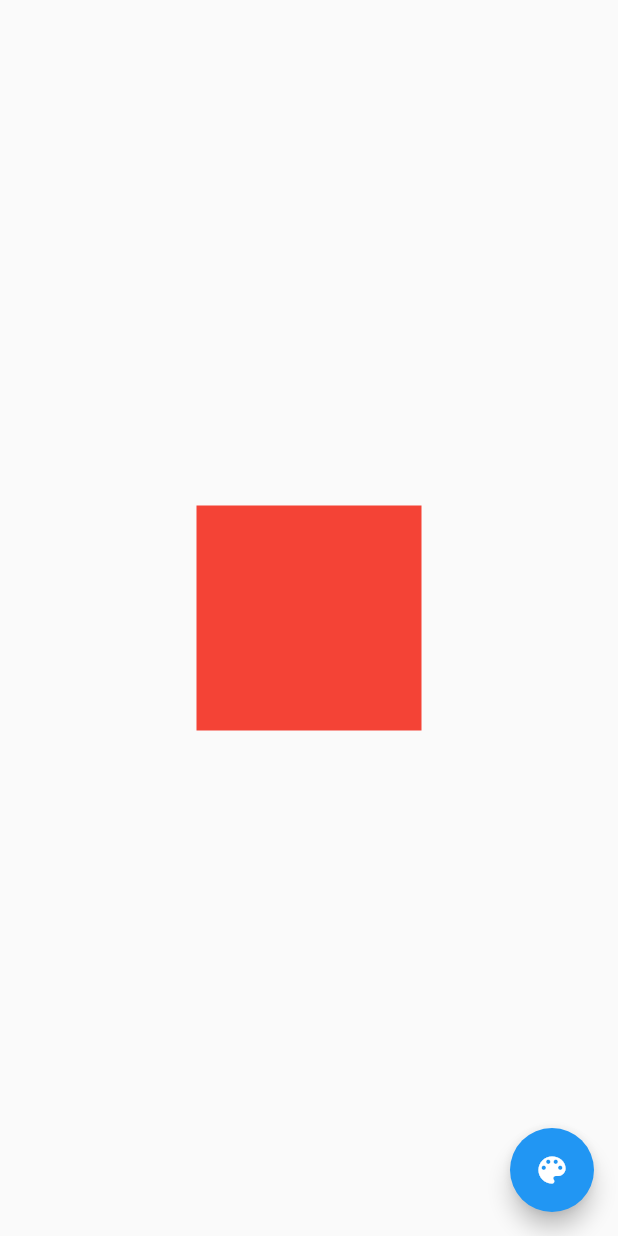
After one commit to VictorVHTI/firstAppFlutter, a Flutter app: the MyStreamBuilder screen opened by its route, after a tap on the "color lens" icon, on a phone screen of 412 x 824 dp. The commit adds this screen. Run offline on Flutter 3.47's test engine with Material 2 defaults, Android fonts, the light colour scheme and no system bars; our stand-ins replace animate_do.

Commit message:
stream builder

```diff
--- /dev/null
+++ b/lib/src/screens/widget_of_the_week/pages/streamBuilder.dart
@@ -0,0 +1,78 @@
+import 'dart:async';
+
+import 'package:flutter/material.dart';
+
+class MyStreamBuilder extends StatefulWidget {
+  @override
+  _MyStreamBuilderState createState() => _MyStreamBuilderState();
+}
+
+class _MyStreamBuilderState extends State<MyStreamBuilder> {
+  final colorStream = StreamController<Color>();
+  int counter = -1;
+  final List<Color> colorList = [
+    Colors.red,
+    Colors.yellow,
+    Colors.green,
+    Colors.pink,
+  ];
+
+  @override
+  void dispose() {
+    colorStream.close();
+    super.dispose();
+  }
+
+  @override
+  Widget build(BuildContext context) {
+    return Scaffold(body: Center(
+      child: StreamBuilder(
+        stream: colorStream.stream ,
+        //initialData: initialData ,
+        builder: (BuildContext context, AsyncSnapshot snapshot){
+
+          if (!snapshot.hasData) {
+            return LoadingWidget();
+          } else if (snapshot.connectionState == ConnectionState.done) {
+            return Text('Finish Stream');
+          }
+          return Container(
+              width: 150,
+              height: 150,
+              color: snapshot.data,
+            );
+
+        },
+      ),
+    ),
+    floatingActionButton: FloatingActionButton(
+      onPressed: () {
+        counter++;
+        if(counter < colorList.length){
+          colorStream.sink.add(colorList[counter]);
+        } else {
+          colorStream.close();
+        }
+      },
+      child: Icon(Icons.color_lens),
+    ),);
+  }
+}
+
+class LoadingWidget extends StatelessWidget {
+  const LoadingWidget({
+    Key? key,
+  }) : super(key: key);
+
+  @override
+  Widget build(BuildContext context) {
+    return Column(
+      mainAxisAlignment: MainAxisAlignment.center,
+      children: [
+        Text('Loading...'),
+        SizedBox(height: 20),
+        CircularProgressIndicator()
+      ],
+    );
+  }
+}
```
Also changed, not shown: lib/src/routes/routes.dart (+7 -0 lines), lib/src/screens/widget_of_the_week/pages/silverList.dart (added, +56 -0 lines), pubspec.lock.
